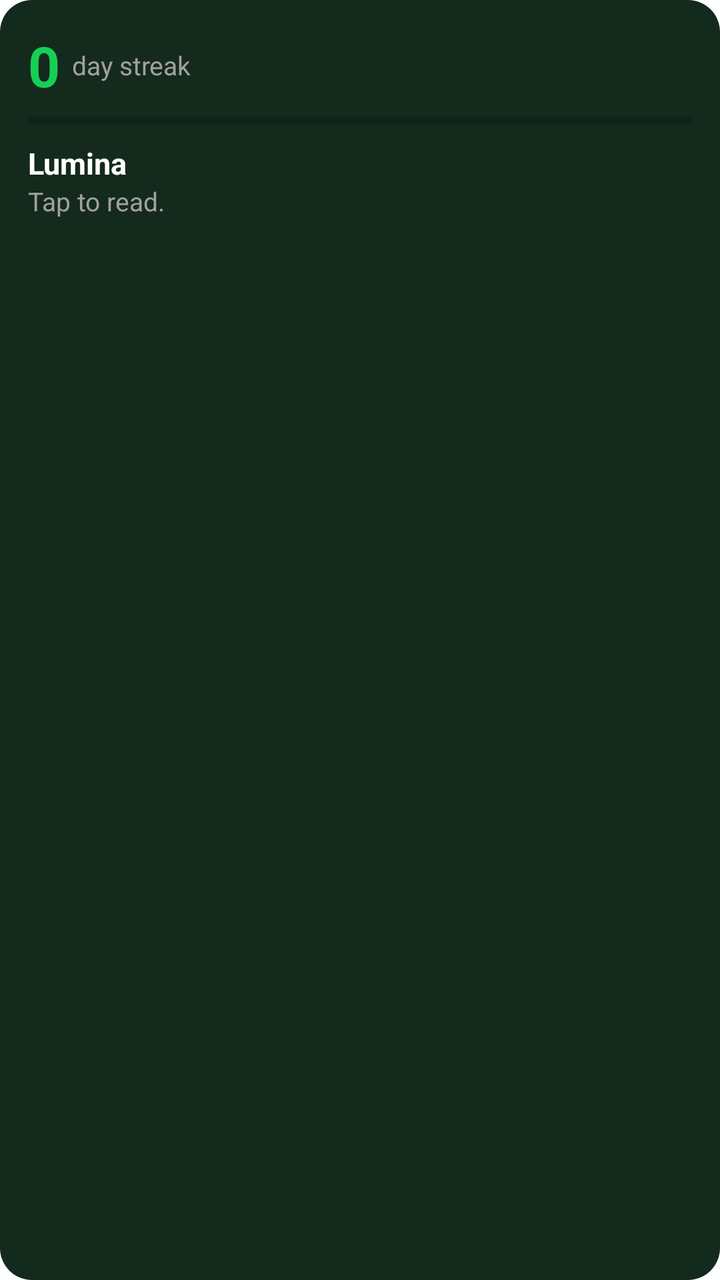
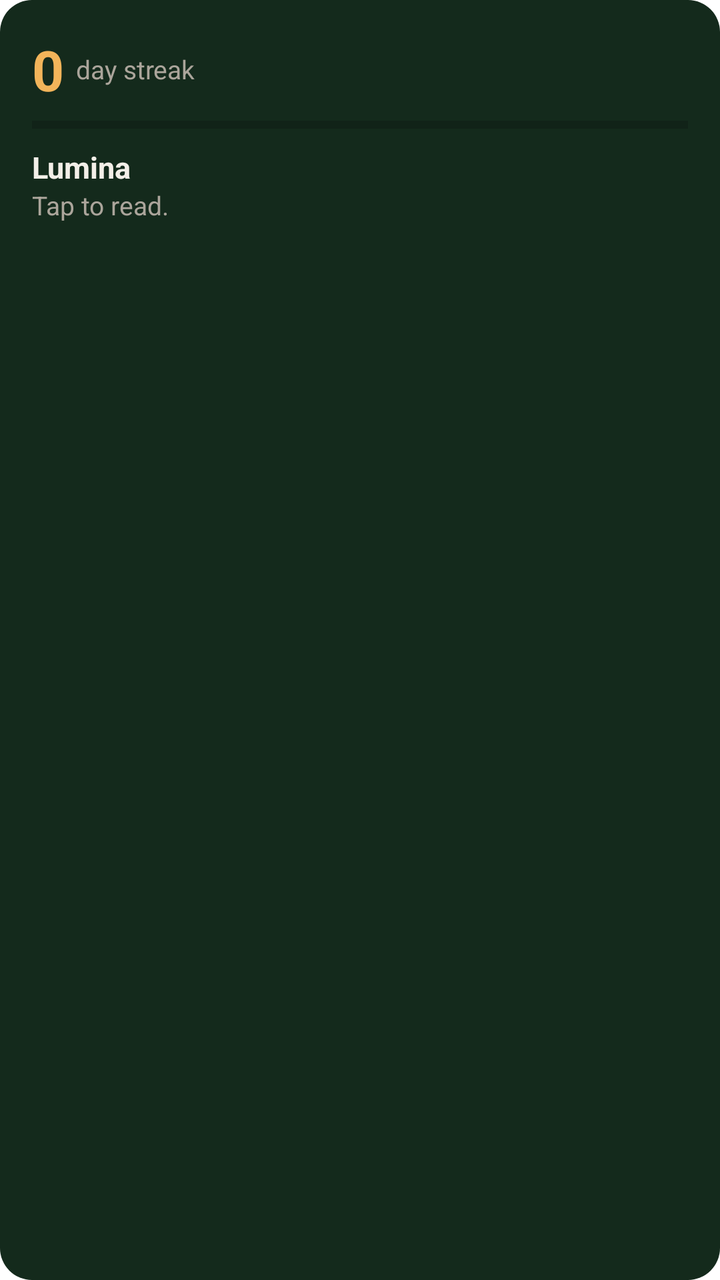

An Android layout rendered at two revisions. The XML below is the earlier revision; the diff shows what the commit changed to produce the second picture.
<!-- AndroidManifest.xml: fallback theme Theme.MaterialComponents.DayNight.NoActionBar -->
<!-- res/layout/lumina_widget.xml -->
<?xml version="1.0" encoding="utf-8"?>
<LinearLayout xmlns:android="http://schemas.android.com/apk/res/android"
    android:id="@+id/widget_root"
    android:layout_width="match_parent"
    android:layout_height="match_parent"
    android:background="@drawable/lumina_widget_background"
    android:orientation="vertical"
    android:padding="14dp">

    <LinearLayout
        android:layout_width="match_parent"
        android:layout_height="wrap_content"
        android:gravity="center_vertical"
        android:orientation="horizontal">

        <TextView
            android:id="@+id/widget_streak"
            android:layout_width="wrap_content"
            android:layout_height="wrap_content"
            android:text="0"
            android:textColor="#17CF54"
            android:textSize="28sp"
            android:textStyle="bold" />

        <TextView
            android:layout_width="0dp"
            android:layout_height="wrap_content"
            android:layout_marginStart="6dp"
            android:layout_weight="1"
            android:text="day streak"
            android:textColor="#A0A0A0"
            android:textSize="13sp" />

        <TextView
            android:id="@+id/widget_minutes"
            android:layout_width="wrap_content"
            android:layout_height="wrap_content"
            android:textColor="#A0A0A0"
            android:textSize="13sp" />
    </LinearLayout>

    <ProgressBar
        android:id="@+id/widget_progress"
        style="?android:attr/progressBarStyleHorizontal"
        android:layout_width="match_parent"
        android:layout_height="6dp"
        android:layout_marginTop="6dp"
        android:max="100"
        android:progressTint="#17CF54" />

    <TextView
        android:id="@+id/widget_book"
        android:layout_width="match_parent"
        android:layout_height="wrap_content"
        android:layout_marginTop="8dp"
        android:ellipsize="end"
        android:maxLines="1"
        android:text="Lumina"
        android:textColor="#FFFFFF"
        android:textSize="15sp"
        android:textStyle="bold" />

    <TextView
        android:id="@+id/widget_hook"
        android:layout_width="match_parent"
        android:layout_height="wrap_content"
        android:ellipsize="end"
        android:maxLines="2"
        android:text="Tap to read."
        android:textColor="#A0A0A0"
        android:textSize="13sp" />
</LinearLayout>
<!-- resources referenced by this layout -->
<resources>
  <!-- drawable lumina_widget_background (drawable) -->
  <?xml version="1.0" encoding="utf-8"?>
  <shape xmlns:android="http://schemas.android.com/apk/res/android" android:shape="rectangle">
      <solid android:color="#142A1C" />
      <corners android:radius="16dp" />
  </shape>
</resources>

<!-- the commit's change to res/layout/lumina_widget.xml (unified diff, before → after) -->
@@ -5,7 +5,7 @@
     android:layout_height="match_parent"
     android:background="@drawable/lumina_widget_background"
     android:orientation="vertical"
-    android:padding="14dp">
+    android:padding="16dp">
 
     <LinearLayout
         android:layout_width="match_parent"
@@ -18,7 +18,7 @@
             android:layout_width="wrap_content"
             android:layout_height="wrap_content"
             android:text="0"
-            android:textColor="#17CF54"
+            android:textColor="#F2B45A"
             android:textSize="28sp"
             android:textStyle="bold" />
 
@@ -28,14 +28,14 @@
             android:layout_marginStart="6dp"
             android:layout_weight="1"
             android:text="day streak"
-            android:textColor="#A0A0A0"
+            android:textColor="#ABA59B"
             android:textSize="13sp" />
 
         <TextView
             android:id="@+id/widget_minutes"
             android:layout_width="wrap_content"
             android:layout_height="wrap_content"
-            android:textColor="#A0A0A0"
+            android:textColor="#ABA59B"
             android:textSize="13sp" />
     </LinearLayout>
 
@@ -46,7 +46,7 @@
         android:layout_height="6dp"
         android:layout_marginTop="6dp"
         android:max="100"
-        android:progressTint="#17CF54" />
+        android:progressTint="#8FD9A8" />
 
     <TextView
         android:id="@+id/widget_book"
@@ -56,7 +56,7 @@
         android:ellipsize="end"
         android:maxLines="1"
         android:text="Lumina"
-        android:textColor="#FFFFFF"
+        android:textColor="#F3EFE8"
         android:textSize="15sp"
         android:textStyle="bold" />
 
@@ -67,6 +67,6 @@
         android:ellipsize="end"
         android:maxLines="2"
         android:text="Tap to read."
-        android:textColor="#A0A0A0"
+        android:textColor="#ABA59B"
         android:textSize="13sp" />
 </LinearLayout>
